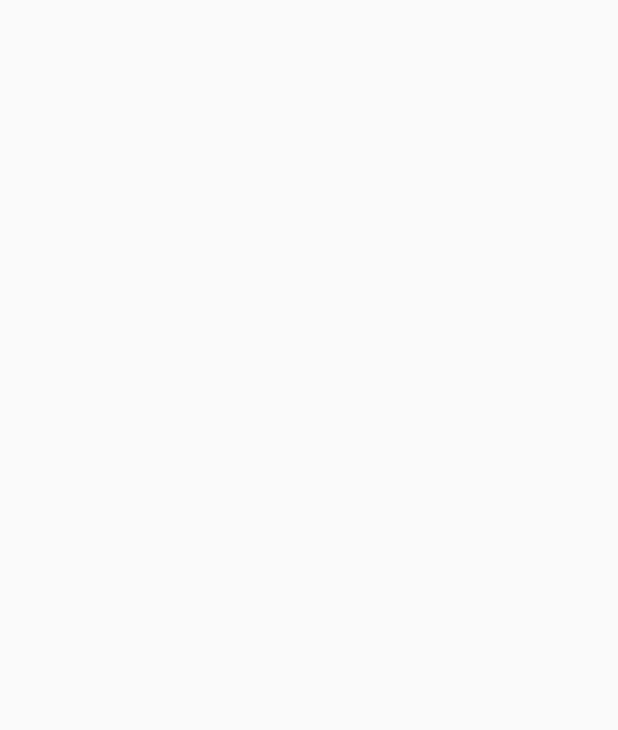
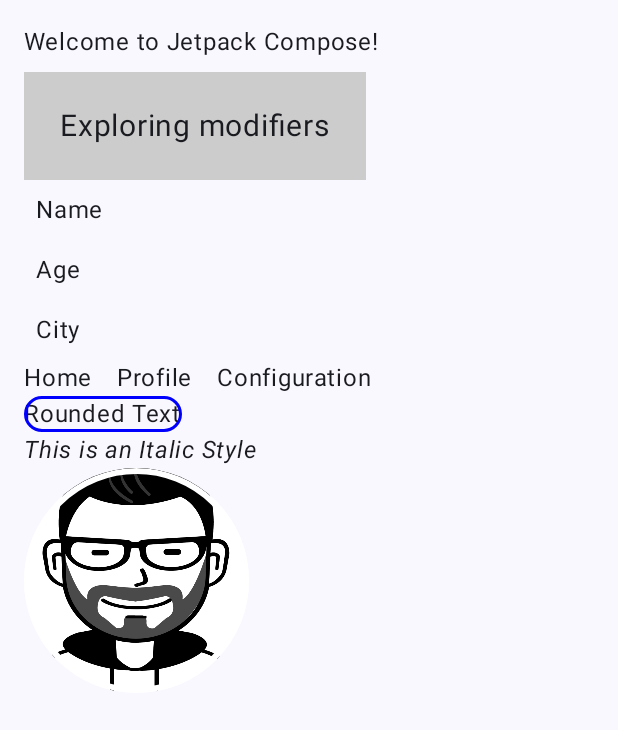
Before and after one commit to Jmendezzz/jetpack-compose-activity, an Android app built with Jetpack Compose: the screen it shows after launch (MainActivity), on a phone screen of 412 x 824 dp. Before the commit the part shown is empty. Shown: the top 730 px of the screen. Run offline under Robolectric (Android 15) with nearby library versions, the phone set to English and light mode, and no system bars.

Commit message:
completed activity

```diff
--- a/app/src/main/java/com/example/jetpack_activity/MainActivity.kt
+++ b/app/src/main/java/com/example/jetpack_activity/MainActivity.kt
@@ -4,15 +4,25 @@ import android.os.Bundle
 import androidx.activity.ComponentActivity
 import androidx.activity.compose.setContent
 import androidx.activity.enableEdgeToEdge
+import androidx.compose.foundation.Image
 import androidx.compose.foundation.background
-import androidx.compose.foundation.layout.Column
-import androidx.compose.foundation.layout.Spacer
-import androidx.compose.foundation.layout.padding
-import androidx.compose.foundation.layout.size
+import androidx.compose.foundation.border
+import androidx.compose.foundation.layout.*
+import androidx.compose.foundation.shape.CircleShape
+import androidx.compose.foundation.shape.RoundedCornerShape
+import androidx.compose.material3.MaterialTheme
+import androidx.compose.material3.Surface
 import androidx.compose.material3.Text
 import androidx.compose.runtime.Composable
+import androidx.compose.ui.Alignment
 import androidx.compose.ui.Modifier
+import androidx.compose.ui.draw.clip
 import androidx.compose.ui.graphics.Color
+import androidx.compose.ui.layout.ContentScale
+import androidx.compose.ui.res.painterResource
+import androidx.compose.ui.text.font.FontFamily
+import androidx.compose.ui.text.font.FontStyle
+import androidx.compose.ui.text.font.FontWeight
 import androidx.compose.ui.tooling.preview.Preview
 import androidx.compose.ui.unit.dp
 import androidx.compose.ui.unit.sp
@@ -24,26 +34,100 @@ class MainActivity : ComponentActivity() {
         enableEdgeToEdge()
         setContent {
             JetpackactivityTheme {
-
+                Surface(
+                    modifier = Modifier.fillMaxSize(),
+                    color = MaterialTheme.colorScheme.background
+                ) {
+                    AppContent()
+                }
             }
         }
     }
 }
 
+@Composable
+fun AppContent() {
+    Column(modifier = Modifier.padding(16.dp)) {
+        WelcomeText()
+        Spacer(Modifier.size(8.dp))
+        ModifierText()
+        LayoutColumn()
+        LayoutRow()
+        RoundedText()
+        ItalicText()
+        ProfileImage()
+    }
+}
 
 @Composable
-fun WelcomeText(){
+fun WelcomeText() {
     Text(
         text = "Welcome to Jetpack Compose!"
     )
 }
 
 @Composable
-fun ModifierText(){
+fun ModifierText() {
     Text(
         text = "Exploring modifiers",
-        modifier = Modifier.background(color = Color.LightGray).padding(24.dp),
+        modifier = Modifier
+            .background(color = Color.LightGray)
+            .padding(24.dp),
         fontSize = 20.sp
+    )
+}
+
+@Composable
+fun LayoutColumn() {
+    Column {
+        Text("Name", modifier = Modifier.padding(8.dp))
+        Text("Age", modifier = Modifier.padding(8.dp))
+        Text("City", modifier = Modifier.padding(8.dp))
+    }
+}
+
+@Composable
+fun LayoutRow() {
+    Row {
+        Text("Home")
+        Spacer(modifier = Modifier.width(16.dp))
+        Text("Profile")
+        Spacer(modifier = Modifier.width(16.dp))
+        Text("Configuration")
+    }
+}
+
+@Composable
+fun RoundedText() {
+    Text(
+        text = "Rounded Text",
+        modifier = Modifier.border(
+            width = 2.dp,
+            color = Color.Blue,
+            shape = RoundedCornerShape(50.dp)
+        ),
+    )
+}
+
+@Composable
+fun ItalicText(){
+    Text(
+        text = "This is an Italic Style",
+        fontStyle = FontStyle.Italic
+    )
+}
+
+@Composable
+fun ProfileImage(){
+    Image(
+        painter = painterResource(id = R.drawable.avatar),
+        contentDescription = null,
+        contentScale = ContentScale.Crop,
+        modifier =
+        Modifier
+            .size(150.dp)
+            .clip(CircleShape)
+            .border(4.dp, Color.White, CircleShape)
     )
 }
 
@@ -51,11 +135,53 @@ fun ModifierText(){
 @Composable
 fun Preview() {
     JetpackactivityTheme {
-        Column {
-            WelcomeText()
-            Spacer(Modifier.size(2.dp))
-            ModifierText()
-
+        Surface(
+            modifier = Modifier.fillMaxSize(),
+            color = MaterialTheme.colorScheme.background
+        ) {
+            AppContent()
         }
     }
 }
+
+@Composable
+fun Title(text: String){
+    Text(
+        text = text,
+        fontSize = 24.sp,
+        fontWeight = FontWeight.Bold
+    )
+}
+
+@Composable
+fun SubTitle(text: String){
+    Text(
+        text = text,
+        fontSize = 16.sp,
+        fontWeight = FontWeight.Light,
+        fontFamily = FontFamily.Cursive
+    )
+}
+
+@Preview(showBackground = true)
+@Composable
+fun ColumnScreen() {
+    JetpackactivityTheme {
+        Surface(
+            modifier = Modifier.fillMaxSize(),
+            color = MaterialTheme.colorScheme.background
+        ) {
+            Column(
+                modifier = Modifier
+                    .fillMaxSize()
+                    .padding(12.dp),
+                horizontalAlignment = Alignment.CenterHorizontally,
+                verticalArrangement = Arrangement.spacedBy(16.dp)
+            ) {
+                ProfileImage()
+                Title("El Mowks")
+                SubTitle("Product Manager")
+            }
+        }
+    }
+}
--- a/app/src/main/java/com/example/jetpack_activity/ui/theme/Theme.kt
+++ b/app/src/main/java/com/example/jetpack_activity/ui/theme/Theme.kt
@@ -9,18 +9,21 @@ import androidx.compose.material3.dynamicDarkColorScheme
 import androidx.compose.material3.dynamicLightColorScheme
 import androidx.compose.material3.lightColorScheme
 import androidx.compose.runtime.Composable
+import androidx.compose.ui.graphics.Color
 import androidx.compose.ui.platform.LocalContext
 
 private val DarkColorScheme = darkColorScheme(
     primary = Purple80,
     secondary = PurpleGrey80,
-    tertiary = Pink80
+    tertiary = Pink80,
+    background = Color(0xFFF0EAE2)
 )
 
 private val LightColorScheme = lightColorScheme(
     primary = Purple40,
     secondary = PurpleGrey40,
-    tertiary = Pink40
+    tertiary = Pink40,
+    background =  Color(0xFFF0EAE2)
 
     /* Other default colors to override
     background = Color(0xFFFFFBFE),
```
Also changed, not shown: app/src/main/res/drawable/avatar.png (added).
